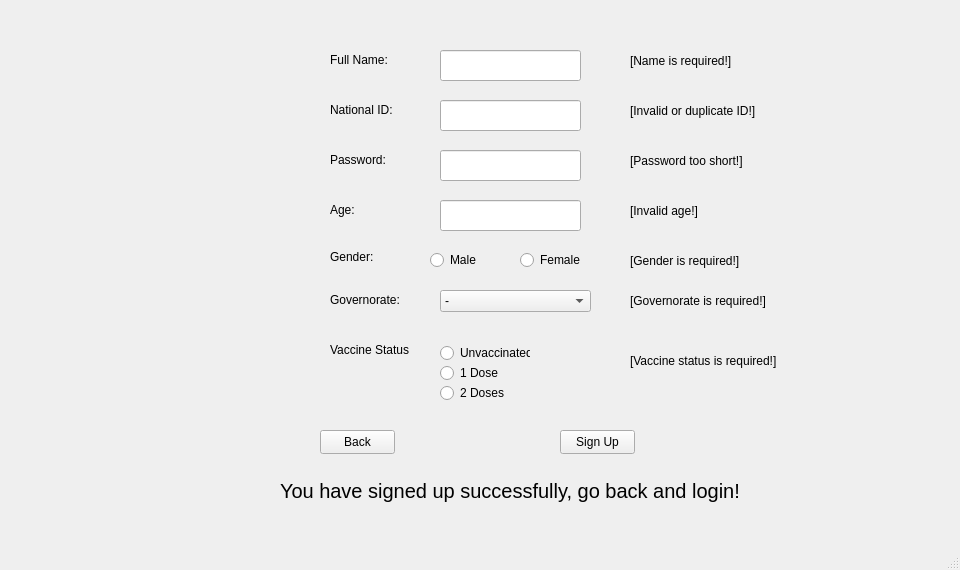
Old version of the form signup.ui in the repository MHani0/Vaccine-Tracking-System.
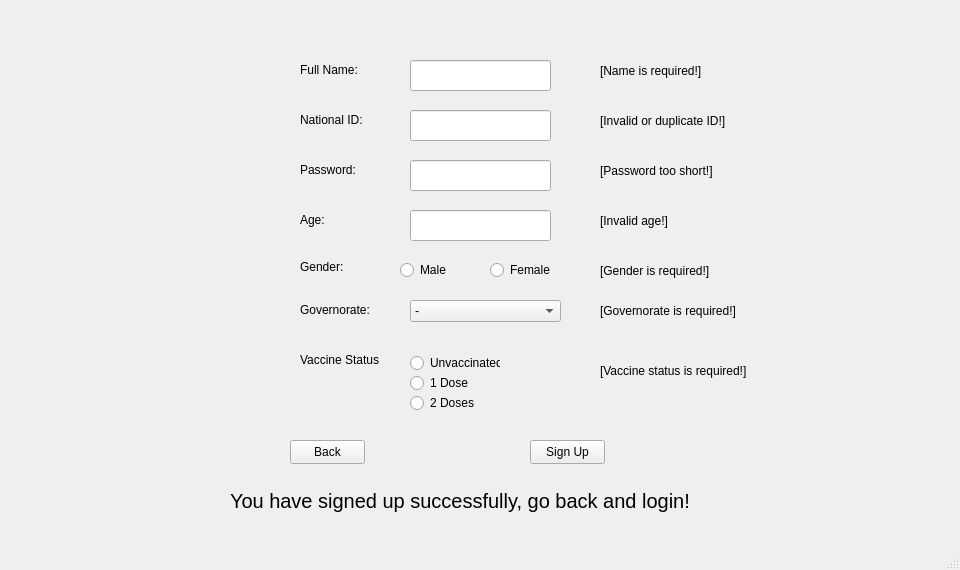
New version of the form.

Patch:
```diff
--- a/signup.ui
+++ b/signup.ui
@@ -32,8 +32,8 @@
    <widget class="QPushButton" name="back">
     <property name="geometry">
      <rect>
-      <x>320</x>
-      <y>430</y>
+      <x>290</x>
+      <y>440</y>
       <width>75</width>
       <height>24</height>
      </rect>
@@ -48,8 +48,8 @@
     </property>
     <property name="geometry">
      <rect>
-      <x>560</x>
-      <y>430</y>
+      <x>530</x>
+      <y>440</y>
       <width>75</width>
       <height>24</height>
      </rect>
@@ -61,8 +61,8 @@
    <widget class="QRadioButton" name="male">
     <property name="geometry">
      <rect>
-      <x>430</x>
-      <y>250</y>
+      <x>400</x>
+      <y>260</y>
       <width>89</width>
       <height>20</height>
      </rect>
@@ -77,8 +77,8 @@
    <widget class="QRadioButton" name="female">
     <property name="geometry">
      <rect>
-      <x>520</x>
-      <y>250</y>
+      <x>490</x>
+      <y>260</y>
       <width>89</width>
       <height>20</height>
      </rect>
@@ -93,8 +93,8 @@
    <widget class="QRadioButton" name="unvaccinated">
     <property name="geometry">
      <rect>
-      <x>440</x>
-      <y>343</y>
+      <x>410</x>
+      <y>353</y>
       <width>90</width>
       <height>20</height>
      </rect>
@@ -109,8 +109,8 @@
    <widget class="QRadioButton" name="vaccinated_1">
     <property name="geometry">
      <rect>
-      <x>440</x>
-      <y>363</y>
+      <x>410</x>
+      <y>373</y>
       <width>90</width>
       <height>20</height>
      </rect>
@@ -125,8 +125,8 @@
    <widget class="QRadioButton" name="vaccinated_2">
     <property name="geometry">
      <rect>
-      <x>440</x>
-      <y>383</y>
+      <x>410</x>
+      <y>393</y>
       <width>90</width>
       <height>20</height>
      </rect>
@@ -141,8 +141,8 @@
    <widget class="QLabel" name="label">
     <property name="geometry">
      <rect>
-      <x>330</x>
-      <y>50</y>
+      <x>300</x>
+      <y>60</y>
       <width>71</width>
       <height>20</height>
      </rect>
@@ -154,8 +154,8 @@
    <widget class="QLabel" name="label_2">
     <property name="geometry">
      <rect>
-      <x>330</x>
-      <y>100</y>
+      <x>300</x>
+      <y>110</y>
       <width>71</width>
       <height>20</height>
      </rect>
@@ -167,8 +167,8 @@
    <widget class="QLabel" name="label_3">
     <property name="geometry">
      <rect>
-      <x>330</x>
-      <y>150</y>
+      <x>300</x>
+      <y>160</y>
       <width>71</width>
       <height>20</height>
      </rect>
@@ -180,8 +180,8 @@
    <widget class="QLabel" name="label_4">
     <property name="geometry">
      <rect>
-      <x>330</x>
-      <y>247</y>
+      <x>300</x>
+      <y>257</y>
       <width>71</width>
       <height>20</height>
      </rect>
@@ -193,8 +193,8 @@
    <widget class="QLabel" name="label_5">
     <property name="geometry">
      <rect>
-      <x>330</x>
-      <y>290</y>
+      <x>300</x>
+      <y>300</y>
       <width>71</width>
       <height>20</height>
      </rect>
@@ -206,8 +206,8 @@
    <widget class="QLabel" name="label_6">
     <property name="geometry">
      <rect>
-      <x>330</x>
-      <y>340</y>
+      <x>300</x>
+      <y>350</y>
       <width>80</width>
       <height>20</height>
      </rect>
@@ -219,8 +219,8 @@
    <widget class="QLabel" name="label_7">
     <property name="geometry">
      <rect>
-      <x>330</x>
-      <y>200</y>
+      <x>300</x>
+      <y>210</y>
       <width>71</width>
       <height>20</height>
      </rect>
@@ -232,8 +232,8 @@
    <widget class="QLineEdit" name="name">
     <property name="geometry">
      <rect>
-      <x>440</x>
-      <y>50</y>
+      <x>410</x>
+      <y>60</y>
       <width>141</width>
       <height>31</height>
      </rect>
@@ -245,8 +245,8 @@
     </property>
     <property name="geometry">
      <rect>
-      <x>630</x>
-      <y>50</y>
+      <x>600</x>
+      <y>60</y>
       <width>121</width>
       <height>21</height>
      </rect>
@@ -264,8 +264,8 @@
     </property>
     <property name="geometry">
      <rect>
-      <x>630</x>
-      <y>100</y>
+      <x>600</x>
+      <y>110</y>
       <width>131</width>
       <height>21</height>
      </rect>
@@ -283,8 +283,8 @@
     </property>
     <property name="geometry">
      <rect>
-      <x>630</x>
-      <y>150</y>
+      <x>600</x>
+      <y>160</y>
       <width>121</width>
       <height>21</height>
      </rect>
@@ -302,8 +302,8 @@
     </property>
     <property name="geometry">
      <rect>
-      <x>630</x>
-      <y>200</y>
+      <x>600</x>
+      <y>210</y>
       <width>121</width>
       <height>21</height>
      </rect>
@@ -321,8 +321,8 @@
     </property>
     <property name="geometry">
      <rect>
-      <x>630</x>
-      <y>290</y>
+      <x>600</x>
+      <y>300</y>
       <width>141</width>
       <height>21</height>
      </rect>
@@ -337,8 +337,8 @@
    <widget class="QLineEdit" name="natID">
     <property name="geometry">
      <rect>
-      <x>440</x>
-      <y>100</y>
+      <x>410</x>
+      <y>110</y>
       <width>141</width>
       <height>31</height>
      </rect>
@@ -347,8 +347,8 @@
    <widget class="QLineEdit" name="password">
     <property name="geometry">
      <rect>
-      <x>440</x>
-      <y>150</y>
+      <x>410</x>
+      <y>160</y>
       <width>141</width>
       <height>31</height>
      </rect>
@@ -357,8 +357,8 @@
    <widget class="QLineEdit" name="age">
     <property name="geometry">
      <rect>
-      <x>440</x>
-      <y>200</y>
+      <x>410</x>
+      <y>210</y>
       <width>141</width>
       <height>31</height>
      </rect>
@@ -367,8 +367,8 @@
    <widget class="QLabel" name="successfully">
     <property name="geometry">
      <rect>
-      <x>280</x>
-      <y>470</y>
+      <x>230</x>
+      <y>480</y>
       <width>481</width>
       <height>41</height>
      </rect>
@@ -388,8 +388,8 @@
     </property>
     <property name="geometry">
      <rect>
-      <x>630</x>
-      <y>250</y>
+      <x>600</x>
+      <y>260</y>
       <width>121</width>
       <height>21</height>
      </rect>
@@ -407,8 +407,8 @@
     </property>
     <property name="geometry">
      <rect>
-      <x>630</x>
-      <y>350</y>
+      <x>600</x>
+      <y>360</y>
       <width>151</width>
       <height>21</height>
      </rect>
@@ -423,8 +423,8 @@
    <widget class="QComboBox" name="governorate">
     <property name="geometry">
      <rect>
-      <x>440</x>
-      <y>290</y>
+      <x>410</x>
+      <y>300</y>
       <width>151</width>
       <height>22</height>
      </rect>
```
Left out of the diff: 2 changed lines with no effect on the pictures.
